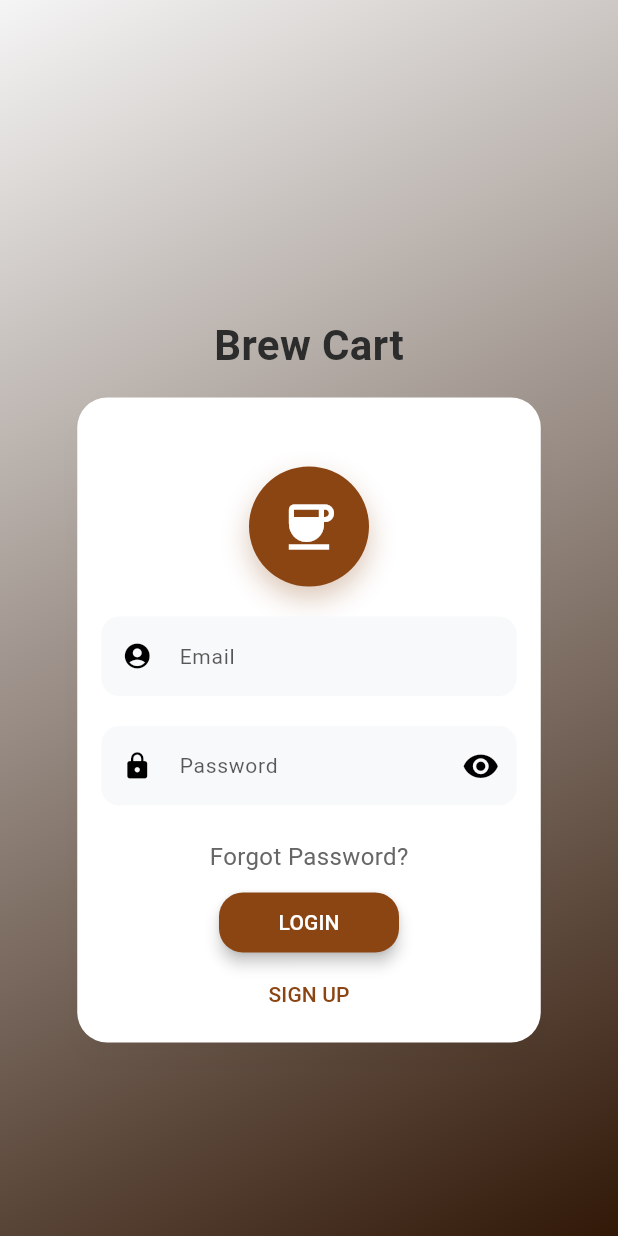
After one commit to 0Jahid/brew_cart, a Flutter app: the AuthPage screen opened by its route, on a phone screen of 412 x 824 dp. The commit adds this screen. Run offline on Flutter 3.47's test engine with Material 3 defaults, Android fonts, the phone set to English and light mode, and no system bars; drawn by our look-alikes of flutter_login; our stand-ins replace cloud_firestore, curved_navigation_bar, equatable, firebase_auth, firebase_core, flutter_svg and 1 more; missing offline and left inert: flutter_stripe; accounts and stored records are empty; network calls fail.

Commit message:
redesign the login and sign up page

```diff
--- a/lib/core/router/app_router.dart
+++ b/lib/core/router/app_router.dart
@@ -5,8 +5,7 @@ import 'dart:async';
 
 import '../../features/splash/presentation/pages/animated_splash_screen.dart';
 import '../../features/splash/presentation/pages/onboarding_screen.dart';
-import '../../features/auth/presentation/pages/login_page_new.dart';
-import '../../features/auth/presentation/pages/sign_up_page.dart';
+import '../../features/auth/presentation/pages/auth_page.dart';
 import '../../features/coffee_shop/presentation/pages/coffee_shop_page.dart';
 import '../../features/coffee_details/presentation/pages/coffee_details_page.dart';
 import '../../features/customization/presentation/pages/customization_page.dart';
@@ -60,8 +59,8 @@ class AppRouter {
         path: onboarding,
         builder: (context, state) => const OnboardingScreen(),
       ),
-      GoRoute(path: login, builder: (context, state) => const LoginPage()),
-      GoRoute(path: signUp, builder: (context, state) => const SignUpPage()),
+      GoRoute(path: login, builder: (context, state) => const AuthPage()),
+      GoRoute(path: signUp, builder: (context, state) => const AuthPage()),
       GoRoute(path: home, builder: (context, state) => const CoffeeShopPage()),
       GoRoute(
         path: coffeeDetails,
--- /dev/null
+++ b/lib/features/auth/presentation/pages/auth_page.dart
@@ -0,0 +1,287 @@
+import 'package:flutter/material.dart';
+import 'package:flutter_login/flutter_login.dart';
+import 'package:go_router/go_router.dart';
+import '../../../../core/constants/app_colors.dart';
+import '../../../../core/router/app_router.dart';
+import '../../../../core/services/auth_service.dart';
+
+class AuthPage extends StatefulWidget {
+  const AuthPage({super.key});
+
+  @override
+  State<AuthPage> createState() => _AuthPageState();
+}
+
+class _AuthPageState extends State<AuthPage> {
+
+  Duration get _loginTime => const Duration(milliseconds: 1500);
+
+  Future<String?> _authUser(LoginData data) async {
+    try {
+      await Future.delayed(_loginTime);
+      await AuthService.instance.signIn(data.name, data.password);
+      return null; // Success
+    } catch (e) {
+      final errorMessage = _mapError(e);
+      // Show error dialog after a short delay to ensure UI is ready
+      Future.delayed(const Duration(milliseconds: 100), () {
+        if (mounted) {
+          _showErrorDialog(errorMessage);
+        }
+      });
+      return null; // Return null to prevent flutter_login from showing its own error
+    }
+  }
+
+  Future<String?> _signupUser(SignupData data) async {
+    try {
+      await Future.delayed(_loginTime);
+
+      // Debug print to see what data we're getting
+      print('Signup data: ${data.additionalSignupData}');
+
+      final name = data.additionalSignupData?['name'] ?? '';
+      final phone = data.additionalSignupData?['phone'] ?? '';
+
+      if (name.isEmpty) {
+        Future.delayed(const Duration(milliseconds: 100), () {
+          if (mounted) {
+            _showErrorDialog('Full name is required');
+          }
+        });
+        return null;
+      }
+      if (phone.isEmpty) {
+        Future.delayed(const Duration(milliseconds: 100), () {
+          if (mounted) {
+            _showErrorDialog('Phone number is required');
+          }
+        });
+        return null;
+      }
+
+      await AuthService.instance.signUp(
+        name: name,
+        email: data.name!,
+        password: data.password!,
+        phone: phone,
+      );
+      return null; // Success
+    } catch (e) {
+      final errorMessage = _mapError(e);
+      Future.delayed(const Duration(milliseconds: 100), () {
+        if (mounted) {
+          _showErrorDialog(errorMessage);
+        }
+      });
+      return null; // Return null to prevent flutter_login from showing its own error
+    }
+  }
+
+  Future<String?> _recoverPassword(String email) async {
+    try {
+      await Future.delayed(_loginTime);
+      // TODO: Implement password recovery
+      return null; // Success - will show success message
+    } catch (e) {
+      final errorMessage = _mapError(e);
+      Future.delayed(const Duration(milliseconds: 100), () {
+        if (mounted) {
+          _showErrorDialog(errorMessage);
+        }
+      });
+      return null; // Return null to prevent flutter_login from showing its own error
+    }
+  }
+
+  void _showErrorDialog(String message) {
+    showDialog(
+      context: context,
+      barrierDismissible: true,
+      builder: (BuildContext context) {
+        return AlertDialog(
+          shape: RoundedRectangleBorder(
+            borderRadius: BorderRadius.circular(16),
+          ),
+          title: Row(
+            children: [
+              Icon(
+                Icons.error_outline,
+                color: Colors.red[600],
+                size: 28,
+              ),
+              const SizedBox(width: 12),
+              const Text(
+                'Authentication Error',
+                style: TextStyle(
+                  fontWeight: FontWeight.bold,
+                  fontSize: 18,
+                ),
+              ),
+            ],
+          ),
+          content: Text(
+            message,
+            style: const TextStyle(fontSize: 16),
+          ),
+          actions: [
+            TextButton(
+              onPressed: () => Navigator.of(context).pop(),
+              style: TextButton.styleFrom(
+                foregroundColor: AppColors.primary,
+                padding: const EdgeInsets.symmetric(horizontal: 20, vertical: 12),
+              ),
+              child: const Text(
+                'OK',
+                style: TextStyle(fontWeight: FontWeight.w600),
+              ),
+            ),
+          ],
+        );
+      },
+    );
+  }
+
+  String _mapError(Object e) {
+    final s = e.toString();
+    if (s.contains('user-not-found')) return 'User not found';
+    if (s.contains('wrong-password')) return 'Wrong password';
+    if (s.contains('email-already-in-use')) return 'Email already in use';
+    if (s.contains('weak-password')) return 'Password too weak';
+    if (s.contains('invalid-email')) return 'Invalid email format';
+    return 'Authentication failed. Please try again.';
+  }
+
+  @override
+  Widget build(BuildContext context) {
+    return FlutterLogin(
+      title: 'Brew Cart',
+      onLogin: _authUser,
+      onSignup: _signupUser,
+      onRecoverPassword: _recoverPassword,
+      onSubmitAnimationCompleted: () {
+        context.go(AppRouter.home);
+      },
+      // Enable morph transition animation
+      navigateBackAfterRecovery: true,
+      hideForgotPasswordButton: false,
+      loginAfterSignUp: true,
+      scrollable: true,
+      // Additional configuration for better animations
+      termsOfService: [],
+      savedEmail: '',
+      savedPassword: '',
+      userType: LoginUserType.name,
+      additionalSignupFields: [
+        UserFormField(
+          keyName: 'name',
+          displayName: 'Full Name',
+          fieldValidator: (value) {
+            if (value == null || value.isEmpty) {
+              return 'Please enter your full name';
+            }
+            return null;
+          },
+          icon: const Icon(Icons.person),
+        ),
+        UserFormField(
+          keyName: 'phone',
+          displayName: 'Phone Number',
+          fieldValidator: (value) {
+            if (value == null || value.isEmpty) {
+              return 'Please enter your phone number';
+            }
+            return null;
+          },
+          icon: const Icon(Icons.phone),
+        ),
+      ],
+      theme: LoginTheme(
+        primaryColor: AppColors.primary,
+        accentColor: AppColors.accent,
+        pageColorLight: const Color(0xFFF5F5F5),
+        titleStyle: const TextStyle(
+          color: AppColors.textPrimary,
+          fontWeight: FontWeight.bold,
+          fontSize: 28,
+        ),
+        bodyStyle: const TextStyle(
+          color: AppColors.textSecondary,
+          fontSize: 16,
+        ),
+        buttonTheme: LoginButtonTheme(
+          backgroundColor: AppColors.primary,
+          shape: RoundedRectangleBorder(
+            borderRadius: BorderRadius.circular(16),
+          ),
+        ),
+        // Card styling for better morph animation visibility
+        cardTheme: CardTheme(
+          color: Colors.white,
+          elevation: 8,
+          shape: RoundedRectangleBorder(
+            borderRadius: BorderRadius.circular(20),
+          ),
+          margin: const EdgeInsets.symmetric(horizontal: 20),
+          clipBehavior: Clip.antiAlias,
+        ),
+        // Input styling
+        inputTheme: InputDecorationTheme(
+          filled: true,
+          fillColor: const Color(0xFFF8F9FA),
+          border: OutlineInputBorder(
+            borderRadius: BorderRadius.circular(12),
+            borderSide: BorderSide.none,
+          ),
+          focusedBorder: OutlineInputBorder(
+            borderRadius: BorderRadius.circular(12),
+            borderSide: const BorderSide(color: AppColors.primary, width: 2),
+          ),
+          contentPadding: const EdgeInsets.symmetric(
+            horizontal: 16,
+            vertical: 16,
+          ),
+        ),
+      ),
+      messages: LoginMessages(
+        userHint: 'Email',
+        passwordHint: 'Password',
+        confirmPasswordHint: 'Confirm Password',
+        loginButton: 'LOGIN',
+        signupButton: 'SIGN UP',
+        forgotPasswordButton: 'Forgot Password?',
+        recoverPasswordButton: 'RECOVER',
+        goBackButton: 'BACK',
+        confirmPasswordError: 'Passwords do not match',
+        additionalSignUpFormDescription: 'Please complete your profile',
+        additionalSignUpSubmitButton: 'CREATE ACCOUNT',
+      ),
+      // Add a centered header widget for better visual appeal
+      headerWidget: Container(
+        height: 120,
+        child: Center(
+          child: Container(
+            width: 80,
+            height: 80,
+            decoration: BoxDecoration(
+              color: AppColors.primary,
+              borderRadius: BorderRadius.circular(40),
+              boxShadow: [
+                BoxShadow(
+                  color: AppColors.primary.withOpacity(0.3),
+                  blurRadius: 15,
+                  offset: const Offset(0, 8),
+                ),
+              ],
+            ),
+            child: const Icon(
+              Icons.coffee,
+              size: 40,
+              color: Colors.white,
+            ),
+          ),
+        ),
+      ),
+    );
+  }
+}
--- a/pubspec.yaml
+++ b/pubspec.yaml
@@ -39,6 +39,7 @@ dependencies:
   dartz: ^0.10.1
   curved_labeled_navigation_bar: ^2.0.3
   curved_navigation_bar: ^1.0.6
+  flutter_login: ^5.0.0
   # Firebase
   firebase_core: ^3.6.0
   cloud_firestore: ^5.4.4
```
Also changed, not shown: pubspec.lock, 5 other files.
